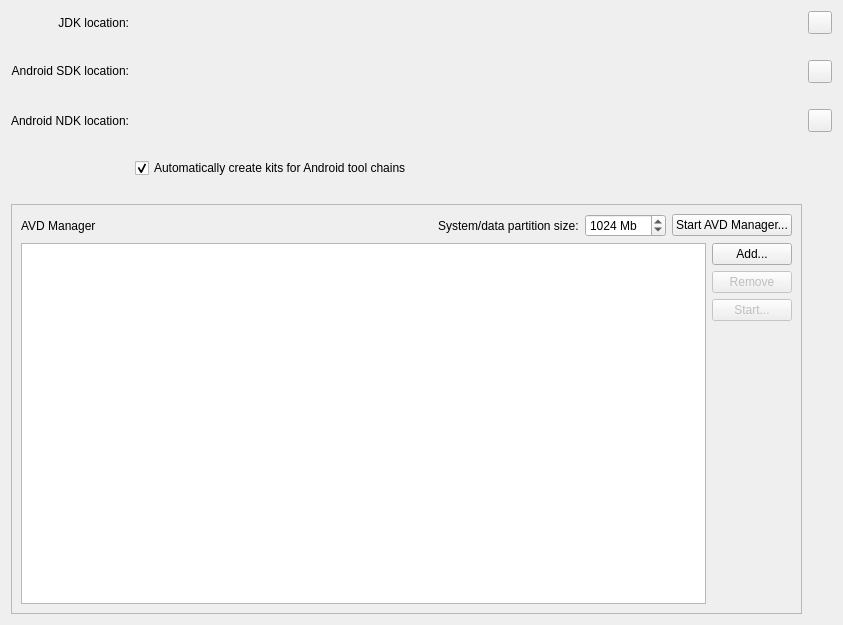
First picture: the form in src/plugins/android/androidsettingswidget.ui, repository qt-creator/qt-creator, before the edit.
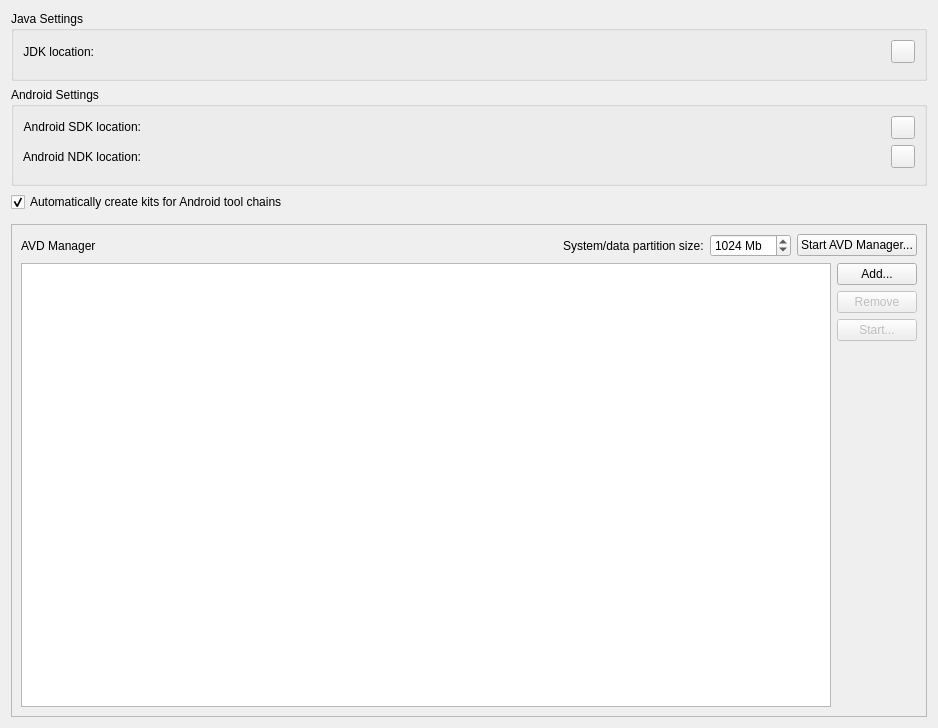
Second picture: the form after the edit. Icons and pictures are not drawn. Custom widgets are drawn as their Qt base class.

Commit message:
Android: Re-design android settings
Make Android setup related issues visible to user

Diff of the .ui file:
```diff
--- a/src/plugins/android/androidsettingswidget.ui
+++ b/src/plugins/android/androidsettingswidget.ui
@@ -6,15 +6,175 @@
    <rect>
     <x>0</x>
     <y>0</y>
-    <width>843</width>
-    <height>625</height>
+    <width>938</width>
+    <height>728</height>
    </rect>
   </property>
   <property name="windowTitle">
    <string>Android Configuration</string>
   </property>
-  <layout class="QGridLayout" name="gridLayout">
-   <item row="9" column="0" colspan="2">
+  <layout class="QVBoxLayout" name="verticalLayout">
+   <item>
+    <widget class="QGroupBox" name="javaSettingsGroup">
+     <property name="minimumSize">
+      <size>
+       <width>0</width>
+       <height>0</height>
+      </size>
+     </property>
+     <property name="title">
+      <string>Java Settings</string>
+     </property>
+     <layout class="QGridLayout" name="gridLayout">
+      <item row="0" column="1">
+       <widget class="Utils::PathChooser" name="OpenJDKLocationPathChooser" native="true">
+        <property name="sizePolicy">
+         <sizepolicy hsizetype="Expanding" vsizetype="Preferred">
+          <horstretch>0</horstretch>
+          <verstretch>0</verstretch>
+         </sizepolicy>
+        </property>
+       </widget>
+      </item>
+      <item row="0" column="2">
+       <widget class="QToolButton" name="downloadOpenJDKToolButton">
+        <property name="toolTip">
+         <string>Download JDK</string>
+        </property>
+        <property name="icon">
+         <iconset resource="android.qrc">
+          <normaloff>:/android/images/download.png</normaloff>:/android/images/download.png</iconset>
+        </property>
+       </widget>
+      </item>
+      <item row="0" column="0">
+       <widget class="QLabel" name="OpenJDKLocationLabel">
+        <property name="sizePolicy">
+         <sizepolicy hsizetype="Preferred" vsizetype="Preferred">
+          <horstretch>0</horstretch>
+          <verstretch>0</verstretch>
+         </sizepolicy>
+        </property>
+        <property name="text">
+         <string>JDK location:</string>
+        </property>
+        <property name="alignment">
+         <set>Qt::AlignRight|Qt::AlignTrailing|Qt::AlignVCenter</set>
+        </property>
+       </widget>
+      </item>
+      <item row="1" column="0" colspan="3">
+       <widget class="Utils::DetailsWidget" name="javaDetailsWidget" native="true">
+        <property name="minimumSize">
+         <size>
+          <width>0</width>
+          <height>0</height>
+         </size>
+        </property>
+       </widget>
+      </item>
+     </layout>
+    </widget>
+   </item>
+   <item>
+    <widget class="QGroupBox" name="groupBox">
+     <property name="title">
+      <string>Android Settings</string>
+     </property>
+     <layout class="QGridLayout" name="gridLayout_3">
+      <item row="1" column="1">
+       <widget class="Utils::PathChooser" name="NDKLocationPathChooser" native="true"/>
+      </item>
+      <item row="0" column="1">
+       <widget class="Utils::PathChooser" name="SDKLocationPathChooser" native="true">
+        <property name="sizePolicy">
+         <sizepolicy hsizetype="Expanding" vsizetype="Preferred">
+          <horstretch>0</horstretch>
+          <verstretch>0</verstretch>
+         </sizepolicy>
+        </property>
+       </widget>
+      </item>
+      <item row="1" column="2">
+       <widget class="QToolButton" name="downloadNDKToolButton">
+        <property name="toolTip">
+         <string>Download Android NDK</string>
+        </property>
+        <property name="icon">
+         <iconset resource="android.qrc">
+          <normaloff>:/android/images/download.png</normaloff>:/android/images/download.png</iconset>
+        </property>
+       </widget>
+      </item>
+      <item row="1" column="0">
+       <widget class="QLabel" name="NDKLocationLabel">
+        <property name="sizePolicy">
+         <sizepolicy hsizetype="Preferred" vsizetype="Preferred">
+          <horstretch>0</horstretch>
+          <verstretch>0</verstretch>
+         </sizepolicy>
+        </property>
+        <property name="text">
+         <string>Android NDK location:</string>
+        </property>
+        <property name="alignment">
+         <set>Qt::AlignRight|Qt::AlignTrailing|Qt::AlignVCenter</set>
+        </property>
+       </widget>
+      </item>
+      <item row="0" column="0">
+       <widget class="QLabel" name="SDKLocationLabel">
+        <property name="sizePolicy">
+         <sizepolicy hsizetype="Preferred" vsizetype="Fixed">
+          <horstretch>0</horstretch>
+          <verstretch>0</verstretch>
+         </sizepolicy>
+        </property>
+        <property name="text">
+         <string>Android SDK location:</string>
+        </property>
+        <property name="alignment">
+         <set>Qt::AlignRight|Qt::AlignTrailing|Qt::AlignVCenter</set>
+        </property>
+       </widget>
+      </item>
+      <item row="0" column="2">
+       <widget class="QToolButton" name="downloadSDKToolButton">
+        <property name="toolTip">
+         <string>Download Android SDK</string>
+        </property>
+        <property name="icon">
+         <iconset resource="android.qrc">
+          <normaloff>:/android/images/download.png</normaloff>:/android/images/download.png</iconset>
+        </property>
+       </widget>
+      </item>
+      <item row="2" column="0" colspan="3">
+       <widget class="Utils::DetailsWidget" name="androidDetailsWidget" native="true"/>
+      </item>
+     </layout>
+    </widget>
+   </item>
+   <item>
+    <widget class="QCheckBox" name="CreateKitCheckBox">
+     <property name="sizePolicy">
+      <sizepolicy hsizetype="Expanding" vsizetype="Fixed">
+       <horstretch>0</horstretch>
+       <verstretch>0</verstretch>
+      </sizepolicy>
+     </property>
+     <property name="text">
+      <string>Automatically create kits for Android tool chains</string>
+     </property>
+     <property name="checked">
+      <bool>true</bool>
+     </property>
+    </widget>
+   </item>
+   <item>
+    <widget class="Utils::DetailsWidget" name="kitWarningDetails" native="true"/>
+   </item>
+   <item>
     <widget class="QFrame" name="AVDManagerFrame">
      <property name="frameShape">
       <enum>QFrame::StyledPanel</enum>
@@ -133,264 +293,19 @@
      </layout>
     </widget>
    </item>
-   <item row="0" column="1">
-    <widget class="Utils::PathChooser" name="OpenJDKLocationPathChooser" native="true"/>
-   </item>
-   <item row="2" column="1">
-    <widget class="Utils::PathChooser" name="SDKLocationPathChooser" native="true"/>
-   </item>
-   <item row="4" column="1">
-    <widget class="Utils::PathChooser" name="NDKLocationPathChooser" native="true"/>
-   </item>
-   <item row="1" column="1">
-    <layout class="QHBoxLayout" name="horizontalLayout_5">
-     <item>
-      <widget class="QLabel" name="jdkWarningIconLabel">
-       <property name="sizePolicy">
-        <sizepolicy hsizetype="Fixed" vsizetype="Fixed">
-         <horstretch>0</horstretch>
-         <verstretch>0</verstretch>
-        </sizepolicy>
-       </property>
-       <property name="text">
-        <string/>
-       </property>
-      </widget>
-     </item>
-     <item>
-      <widget class="QLabel" name="jdkWarningLabel">
-       <property name="sizePolicy">
-        <sizepolicy hsizetype="Preferred" vsizetype="Preferred">
-         <horstretch>0</horstretch>
-         <verstretch>0</verstretch>
-        </sizepolicy>
-       </property>
-       <property name="text">
-        <string/>
-       </property>
-       <property name="wordWrap">
-        <bool>true</bool>
-       </property>
-      </widget>
-     </item>
-    </layout>
-   </item>
-   <item row="4" column="2">
-    <widget class="QToolButton" name="downloadNDKToolButton">
-     <property name="toolTip">
-      <string>Download Android NDK</string>
-     </property>
-     <property name="icon">
-      <iconset resource="android.qrc">
-       <normaloff>:/android/images/download.png</normaloff>:/android/images/download.png</iconset>
-     </property>
-    </widget>
-   </item>
-   <item row="2" column="0">
-    <widget class="QLabel" name="SDKLocationLabel">
-     <property name="sizePolicy">
-      <sizepolicy hsizetype="Preferred" vsizetype="Fixed">
-       <horstretch>0</horstretch>
-       <verstretch>0</verstretch>
-      </sizepolicy>
-     </property>
-     <property name="text">
-      <string>Android SDK location:</string>
-     </property>
-     <property name="alignment">
-      <set>Qt::AlignRight|Qt::AlignTrailing|Qt::AlignVCenter</set>
-     </property>
-    </widget>
-   </item>
-   <item row="0" column="2">
-    <widget class="QToolButton" name="downloadOpenJDKToolButton">
-     <property name="toolTip">
-      <string>Download JDK</string>
-     </property>
-     <property name="icon">
-      <iconset resource="android.qrc">
-       <normaloff>:/android/images/download.png</normaloff>:/android/images/download.png</iconset>
-     </property>
-    </widget>
-   </item>
-   <item row="2" column="2">
-    <widget class="QToolButton" name="downloadSDKToolButton">
-     <property name="toolTip">
-      <string>Download Android SDK</string>
-     </property>
-     <property name="icon">
-      <iconset resource="android.qrc">
-       <normaloff>:/android/images/download.png</normaloff>:/android/images/download.png</iconset>
-     </property>
-    </widget>
-   </item>
-   <item row="8" column="1">
-    <layout class="QHBoxLayout" name="horizontalLayout_2">
-     <property name="spacing">
-      <number>2</number>
-     </property>
-     <item>
-      <widget class="QLabel" name="kitWarningIconLabel">
-       <property name="sizePolicy">
-        <sizepolicy hsizetype="Fixed" vsizetype="Fixed">
-         <horstretch>0</horstretch>
-         <verstretch>0</verstretch>
-        </sizepolicy>
-       </property>
-       <property name="text">
-        <string/>
-       </property>
-      </widget>
-     </item>
-     <item>
-      <widget class="QLabel" name="kitWarningLabel">
-       <property name="sizePolicy">
-        <sizepolicy hsizetype="Preferred" vsizetype="Preferred">
-         <horstretch>0</horstretch>
-         <verstretch>0</verstretch>
-        </sizepolicy>
-       </property>
-       <property name="text">
-        <string/>
-       </property>
-       <property name="wordWrap">
-        <bool>true</bool>
-       </property>
-      </widget>
-     </item>
-    </layout>
-   </item>
-   <item row="7" column="1">
-    <layout class="QHBoxLayout" name="horizontalLayout_8">
-     <property name="spacing">
-      <number>2</number>
-     </property>
-     <property name="leftMargin">
-      <number>0</number>
-     </property>
-     <item>
-      <widget class="QCheckBox" name="CreateKitCheckBox">
-       <property name="sizePolicy">
-        <sizepolicy hsizetype="Expanding" vsizetype="Fixed">
-         <horstretch>0</horstretch>
-         <verstretch>0</verstretch>
-        </sizepolicy>
-       </property>
-       <property name="text">
-        <string>Automatically create kits for Android tool chains</string>
-       </property>
-       <property name="checked">
-        <bool>true</bool>
-       </property>
-      </widget>
-     </item>
-    </layout>
-   </item>
-   <item row="4" column="0">
-    <widget class="QLabel" name="NDKLocationLabel">
-     <property name="sizePolicy">
-      <sizepolicy hsizetype="Preferred" vsizetype="Preferred">
-       <horstretch>0</horstretch>
-       <verstretch>0</verstretch>
-      </sizepolicy>
-     </property>
-     <property name="text">
-      <string>Android NDK location:</string>
-     </property>
-     <property name="alignment">
-      <set>Qt::AlignRight|Qt::AlignTrailing|Qt::AlignVCenter</set>
-     </property>
-    </widget>
-   </item>
-   <item row="5" column="1">
-    <layout class="QHBoxLayout" name="horizontalLayout_3">
-     <property name="spacing">
-      <number>2</number>
-     </property>
-     <item>
-      <widget class="QLabel" name="ndkWarningIconLabel">
-       <property name="sizePolicy">
-        <sizepolicy hsizetype="Fixed" vsizetype="Fixed">
-         <horstretch>0</horstretch>
-         <verstretch>0</verstretch>
-        </sizepolicy>
-       </property>
-       <property name="text">
-        <string/>
-       </property>
-      </widget>
-     </item>
-     <item>
-      <widget class="QLabel" name="toolchainFoundLabel">
-       <property name="sizePolicy">
-        <sizepolicy hsizetype="Expanding" vsizetype="Preferred">
-         <horstretch>0</horstretch>
-         <verstretch>0</verstretch>
-        </sizepolicy>
-       </property>
-       <property name="text">
-        <string/>
-       </property>
-      </widget>
-     </item>
-    </layout>
-   </item>
-   <item row="3" column="1">
-    <layout class="QHBoxLayout" name="horizontalLayout_4">
-     <item>
-      <widget class="QLabel" name="sdkWarningIconLabel">
-       <property name="sizePolicy">
-        <sizepolicy hsizetype="Fixed" vsizetype="Fixed">
-         <horstretch>0</horstretch>
-         <verstretch>0</verstretch>
-        </sizepolicy>
-       </property>
-       <property name="text">
-        <string/>
-       </property>
-      </widget>
-     </item>
-     <item>
-      <widget class="QLabel" name="sdkWarningLabel">
-       <property name="sizePolicy">
-        <sizepolicy hsizetype="Preferred" vsizetype="Preferred">
-         <horstretch>0</horstretch>
-         <verstretch>0</verstretch>
-        </sizepolicy>
-       </property>
-       <property name="text">
-        <string/>
-       </property>
-       <property name="wordWrap">
-        <bool>true</bool>
-       </property>
-      </widget>
-     </item>
-    </layout>
-   </item>
-   <item row="0" column="0">
-    <widget class="QLabel" name="OpenJDKLocationLabel">
-     <property name="sizePolicy">
-      <sizepolicy hsizetype="Preferred" vsizetype="Preferred">
-       <horstretch>0</horstretch>
-       <verstretch>0</verstretch>
-      </sizepolicy>
-     </property>
-     <property name="text">
-      <string>JDK location:</string>
-     </property>
-     <property name="alignment">
-      <set>Qt::AlignRight|Qt::AlignTrailing|Qt::AlignVCenter</set>
-     </property>
-    </widget>
-   </item>
   </layout>
  </widget>
  <customwidgets>
   <customwidget>
    <class>Utils::PathChooser</class>
    <extends>QWidget</extends>
-   <header location="global">utils/pathchooser.h</header>
+   <header>utils/pathchooser.h</header>
+   <container>1</container>
+  </customwidget>
+  <customwidget>
+   <class>Utils::DetailsWidget</class>
+   <extends>QWidget</extends>
+   <header location="global">utils/detailswidget.h</header>
    <container>1</container>
   </customwidget>
  </customwidgets>
```
The commit also changes 2 other files.
